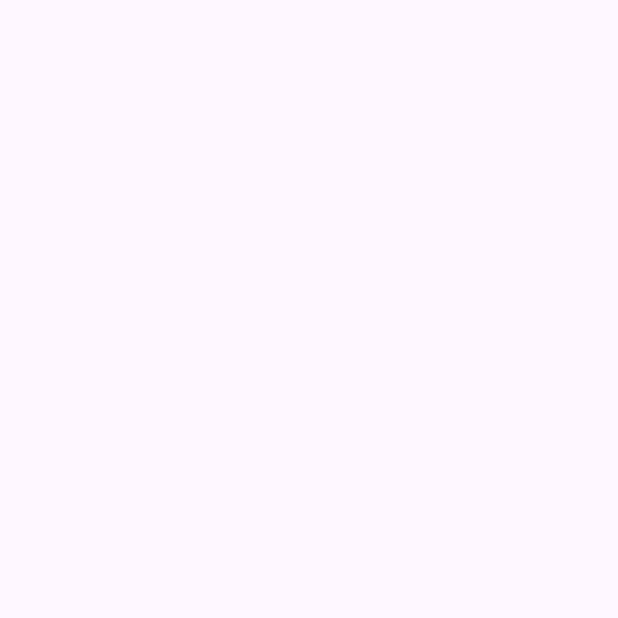
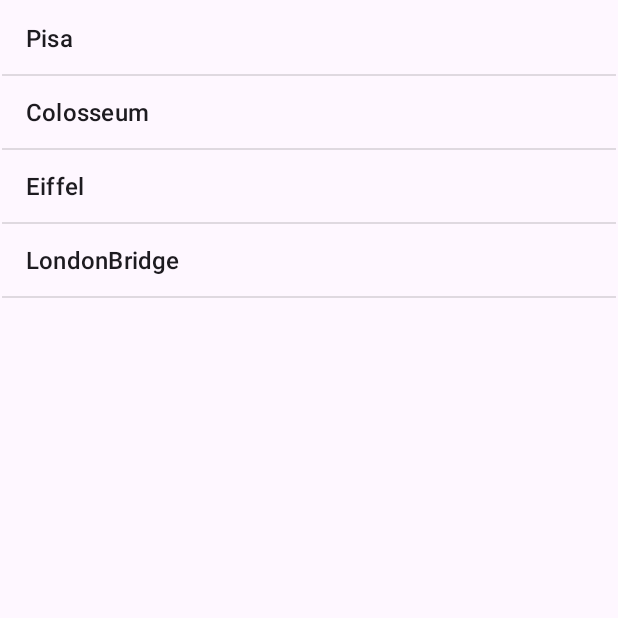
Before and after one commit to bengisusaahin/LandmarkBookK, an Android app: the screen it shows after launch (MainActivity), on a phone screen of 412 x 824 dp, the top half of it. Before the commit the part shown is empty. Run offline under Robolectric (Android 15) with nearby library versions, the phone set to English and light mode, and no system bars.

Commit message:
ListView

```diff
--- a/app/build.gradle.kts
+++ b/app/build.gradle.kts
@@ -5,7 +5,7 @@ plugins {
 
 android {
     namespace = "com.bengisusahin.landmarkbookk"
-    compileSdk = 33
+    compileSdk = 34
 
     defaultConfig {
         applicationId = "com.bengisusahin.landmarkbookk"
--- a/app/src/main/java/com/bengisusahin/landmarkbookk/MainActivity.kt
+++ b/app/src/main/java/com/bengisusahin/landmarkbookk/MainActivity.kt
@@ -2,6 +2,7 @@ package com.bengisusahin.landmarkbookk
 
 import androidx.appcompat.app.AppCompatActivity
 import android.os.Bundle
+import android.widget.ArrayAdapter
 import com.bengisusahin.landmarkbookk.databinding.ActivityDetailsBinding
 import com.bengisusahin.landmarkbookk.databinding.ActivityMainBinding
 
@@ -25,5 +26,15 @@ class MainActivity : AppCompatActivity() {
         landmarkList.add(colosseum)
         landmarkList.add(eiffel)
         landmarkList.add(londonBridge)
+
+        //Adapter : Amacı Layout & Data yı birlestirmek
+
+        //Mapping
+        val adapter = ArrayAdapter(this, android.R.layout.simple_list_item_1,
+            landmarkList.map{landmark -> landmark.name }
+        )
+    // simple_list_item_1 -> sadece eger textview gösterceksek
+        binding.listView.adapter = adapter
+
     }
 }
--- a/app/src/main/res/layout/activity_main.xml
+++ b/app/src/main/res/layout/activity_main.xml
@@ -4,4 +4,18 @@
     xmlns:tools="http://schemas.android.com/tools"
     android:layout_width="match_parent"
     android:layout_height="match_parent"
-    tools:context=".MainActivity"/>
+    tools:context=".MainActivity">
+
+    <ListView
+        android:id="@+id/listView"
+        android:layout_width="match_parent"
+        android:layout_height="match_parent"
+        android:layout_marginStart="1dp"
+        android:layout_marginTop="1dp"
+        android:layout_marginEnd="1dp"
+        android:layout_marginBottom="1dp"
+        app:layout_constraintBottom_toBottomOf="parent"
+        app:layout_constraintEnd_toEndOf="parent"
+        app:layout_constraintStart_toStartOf="parent"
+        app:layout_constraintTop_toTopOf="parent" />
+</androidx.constraintlayout.widget.ConstraintLayout>
```
Also changed, not shown: 1 other file.
